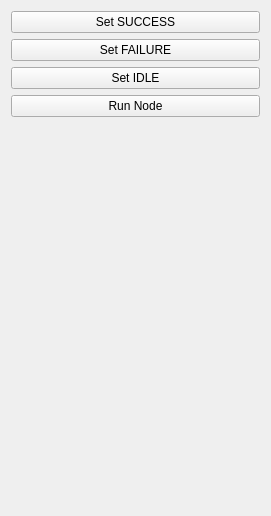
This is bt_editor/sidepanel_interpreter.ui in Affonso-Gui/Groot as Qt 5 draws it before an edit. The edited form follows.
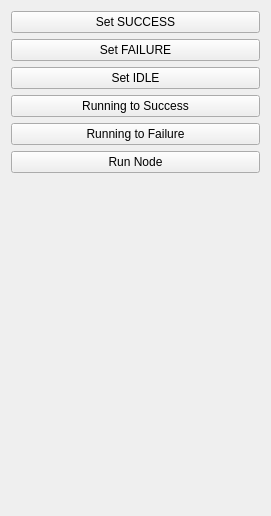
This is the edited form.

Commit message: Add buttons to change the status of running nodes

```diff
--- a/bt_editor/sidepanel_interpreter.ui
+++ b/bt_editor/sidepanel_interpreter.ui
@@ -50,6 +50,20 @@
        </property>
       </widget>
      </item>
+     <item>
+      <widget class="QPushButton" name="buttonSetRunningSuccess">
+       <property name="text">
+        <string>Running to Success</string>
+       </property>
+      </widget>
+     </item>
+     <item>
+      <widget class="QPushButton" name="buttonSetRunningFailure">
+       <property name="text">
+        <string>Running to Failure</string>
+       </property>
+      </widget>
+     </item>
      <item>
       <widget class="QPushButton" name="buttonRunNode">
        <property name="text">
```
The commit also changes 2 other files.
